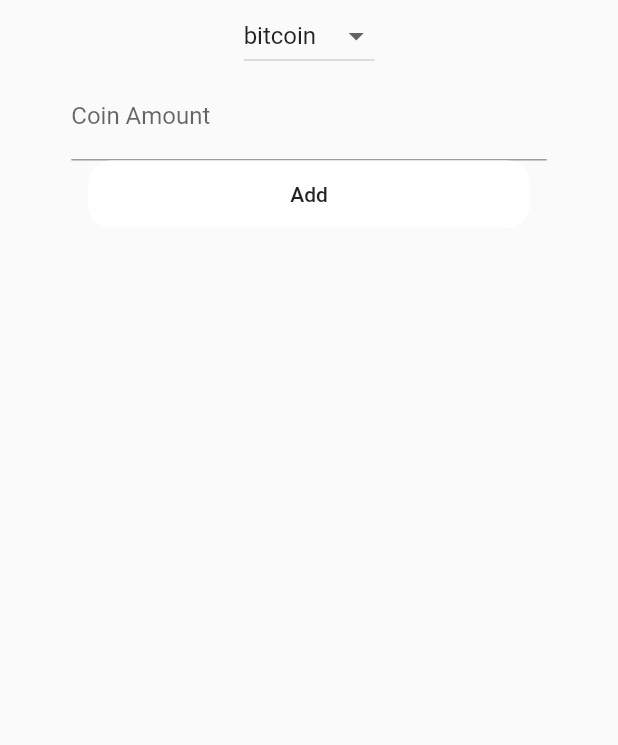
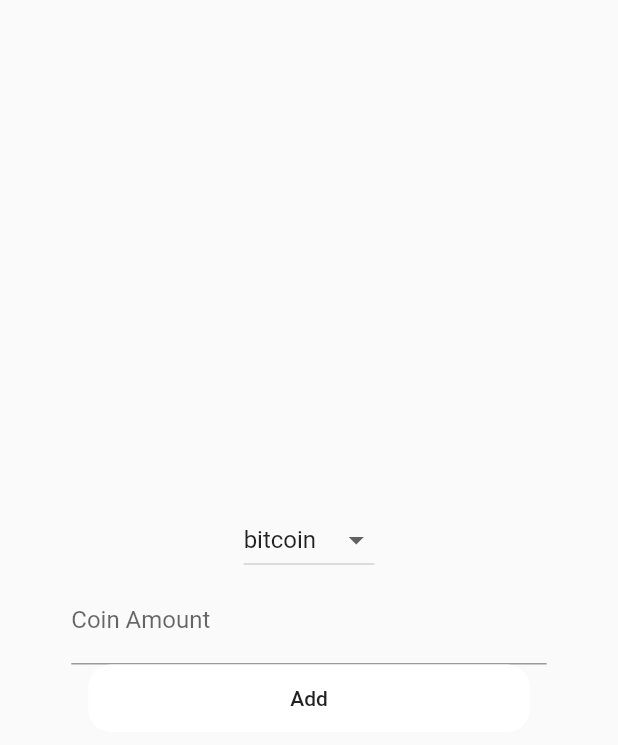
Before and after one commit to Temurbekk/Cryptobase, a Flutter app: the HomePage screen opened directly, after a tap on the "add" icon, on a phone screen of 412 x 824 dp. Shown: the top 745 px of the screen. Run offline on Flutter 3.47's test engine with Material 2 defaults, Android fonts, the phone set to English and light mode, and no system bars; our stand-ins replace cloud_firestore, firebase_auth, firebase_core; accounts and stored records are empty.

Commit message:
Center the form for adding cryptocurrency

```diff
--- a/lib/view/addView.dart
+++ b/lib/view/addView.dart
@@ -21,6 +21,7 @@ class _AddViewState extends State<AddView> {
   Widget build(BuildContext context) {
     return Material(
       child: Column(
+        mainAxisAlignment: MainAxisAlignment.center,
         children: [
           DropdownButton(
             value: dropDownValue,
@@ -58,6 +59,7 @@ class _AddViewState extends State<AddView> {
             child: MaterialButton(
               onPressed: () {
                 //TODO
+                Navigator.of(context).pop();
               },
               child: Text("Add"),
             ),
```
